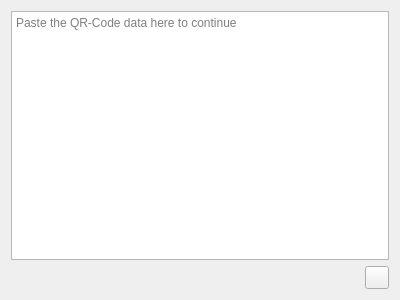
The window that clients/widgets/qrcodeconnectorpage.ui (Skycoder42/KeepassTransfer) describes before a commit, drawn with Qt 5.
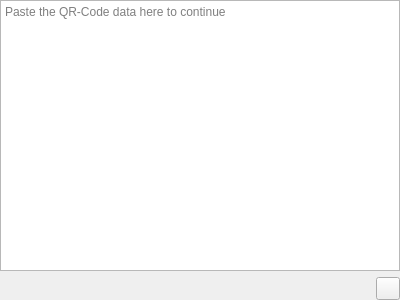
The same window after the commit. Icons and pictures are not drawn.

The edit to the form file:
```diff
--- a/clients/widgets/qrcodeconnectorpage.ui
+++ b/clients/widgets/qrcodeconnectorpage.ui
@@ -20,6 +20,18 @@
    <string>Paste the QR-Code data that you obtained from the partner here. Visit https://kpt.skycoder42.de to obtain the data.</string>
   </property>
   <layout class="QGridLayout" name="gridLayout">
+   <property name="leftMargin">
+    <number>0</number>
+   </property>
+   <property name="topMargin">
+    <number>0</number>
+   </property>
+   <property name="rightMargin">
+    <number>0</number>
+   </property>
+   <property name="bottomMargin">
+    <number>0</number>
+   </property>
    <item row="1" column="1">
     <widget class="QToolButton" name="pasteButton">
      <property name="toolButtonStyle">
```
Left out of the diff: 6 changed lines with no effect on the pictures.
